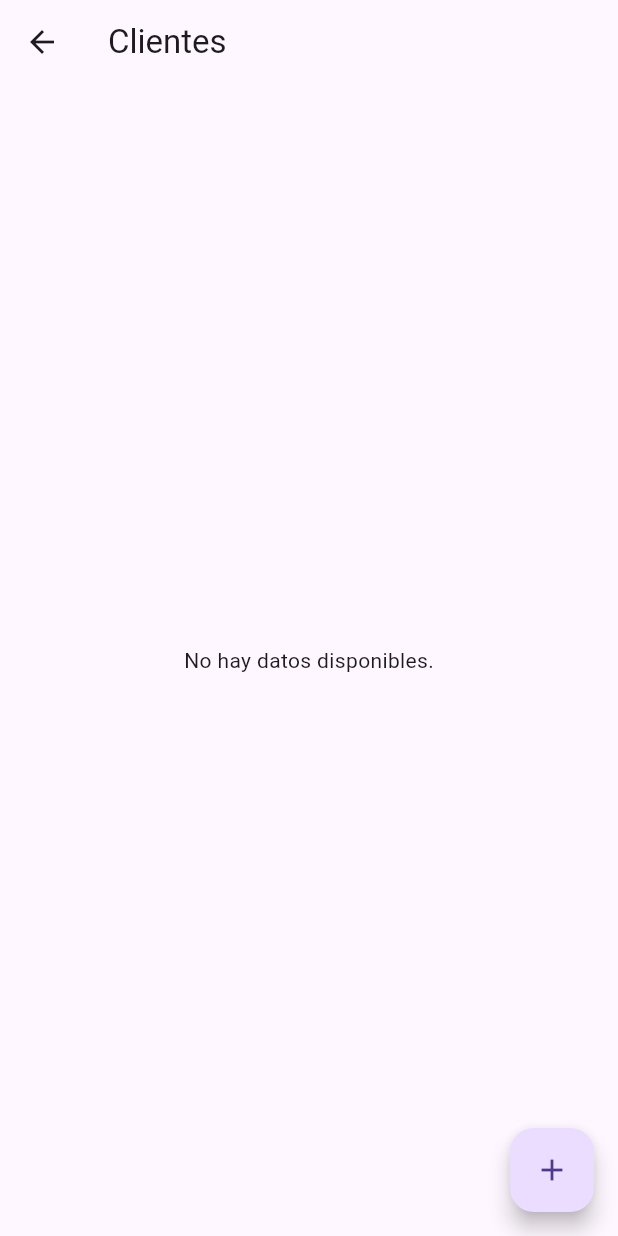
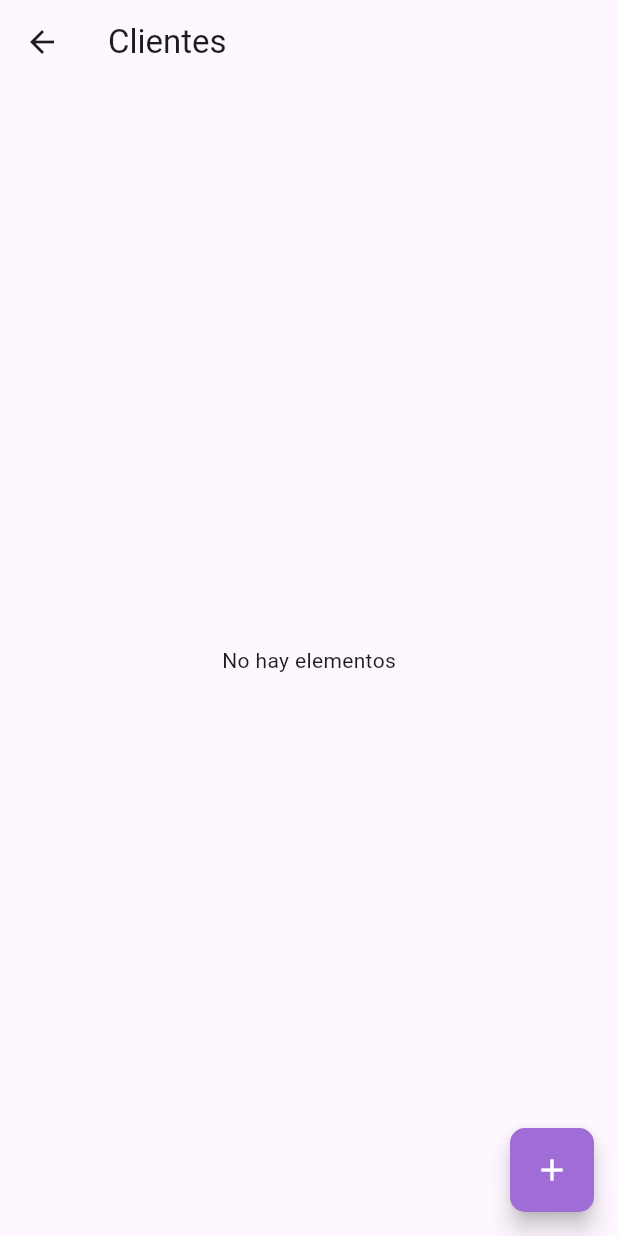
Before and after one commit to MarLiz-SanCam/app_lavanderia, a Flutter app: the GenericListPage screen opened directly, on a phone screen of 412 x 824 dp. Run offline on Flutter 3.47's test engine with Material 3 defaults, Android fonts, the light colour scheme and no system bars.

Commit message:
lots of changes

```diff
--- a/lib/Design/generic_list_style.dart
+++ b/lib/Design/generic_list_style.dart
@@ -1,56 +1,145 @@
 import 'package:flutter/material.dart';
+//FIXME: eliminar esta página generica para las listas y agregar una específica para cada una.
+// Clases de datos
+//DEPRECATED: I´m not using this anymore - Cambiar mañana por las opciones correctas para la funcionalidad requerida
+class Client {
+  final String name;
+  final String phone;
 
-class GenericListPage extends StatelessWidget {
+  Client({required this.name, required this.phone});
+}
+
+class Service {
+  final String name;
+  final String description;
+  final double price;
+
+  Service({required this.name, required this.description, required this.price});
+}
+
+class Order {
+  final String id;
+  final List<Service> services;
+
+  Order({required this.id, required this.services});
+}
+
+// Clase GenericListPage
+class GenericListPage extends StatefulWidget {
   final String title;
-  final Future<List<String>> Function() fetchItems;
-  final Widget Function() formPageBuilder; // Constructor para el formulario
+  final Future<List<dynamic>> Function() fetchItems; // Función para obtener datos
+  final Widget Function() formPageBuilder; // Builder para el formulario
+  final Widget Function(dynamic item) itemBuilder; // Builder para el ListTile
 
   GenericListPage({
     required this.title,
     required this.fetchItems,
     required this.formPageBuilder,
+    required this.itemBuilder,
   });
+
+  @override
+  _GenericListPageState createState() => _GenericListPageState();
+}
+
+class _GenericListPageState extends State<GenericListPage> {
+  late Future<List<dynamic>> _items;
+
+  @override
+  void initState() {
+    super.initState();
+    _items = widget.fetchItems(); // Cargar datos al iniciar
+  }
 
   @override
   Widget build(BuildContext context) {
     return Scaffold(
-      appBar: AppBar(title: Text(title)),
-      body: FutureBuilder<List<String>>(
-        future: fetchItems(),
+      appBar: AppBar(
+        title: Text(widget.title),
+      ),
+      body: FutureBuilder<List<dynamic>>(
+        future: _items,
         builder: (context, snapshot) {
           if (snapshot.connectionState == ConnectionState.waiting) {
             return Center(child: CircularProgressIndicator());
           } else if (snapshot.hasError) {
             return Center(child: Text('Error: ${snapshot.error}'));
           } else if (!snapshot.hasData || snapshot.data!.isEmpty) {
-            return Center(child: Text('No hay datos disponibles.'));
+            return Center(child: Text('No hay elementos'));
           }
 
-          final items = snapshot.data!;
-
-          return ListView.builder(
-            itemCount: items.length,
-            itemBuilder: (context, index) {
-              return ListTile(
-                title: Text(items[index]),
-                onTap: () {
-                  // Acción al tocar el item
-                },
-              );
-            },
+          return ListView(
+            children: snapshot.data!.map((item) => widget.itemBuilder(item)).toList(),
           );
         },
       ),
       floatingActionButton: FloatingActionButton(
         onPressed: () {
-          // Navega a la página de formulario
           Navigator.push(
             context,
-            MaterialPageRoute(builder: (context) => formPageBuilder()),
+            MaterialPageRoute(builder: (context) => widget.formPageBuilder()),
           );
         },
         child: Icon(Icons.add),
       ),
     );
   }
+
+  // Funciones para construir los ListTiles
+  Widget buildClientTile(Client client) {
+    return ListTile(
+      title: Text(client.name, style: TextStyle(fontWeight: FontWeight.bold)),
+      subtitle: Text('Teléfono: ${client.phone}', style: TextStyle(color: Colors.grey[600])),
+      trailing: IconButton(
+        icon: Icon(Icons.phone),
+        onPressed: () {
+          // Acción para llamar al cliente
+        },
+      ),
+      onTap: () {
+        // Acción para ver detalles del cliente
+      },
+    );
+  }
+
+  Widget buildServiceTile(Service service) {
+    return ListTile(
+      title: Text(service.name, style: TextStyle(fontWeight: FontWeight.bold)),
+      subtitle: Text('Descripción: ${service.description}'),
+      trailing: Text('\$${service.price}', style: TextStyle(color: Colors.green)),
+      onTap: () {
+        // Acción para ver detalles del servicio
+      },
+    );
+  }
+
+  Widget buildOrderTile(Order order) {
+    return Card(
+      margin: EdgeInsets.symmetric(vertical: 4.0),
+      child: Padding(
+        padding: const EdgeInsets.all(16.0),
+        child: Column(
+          crossAxisAlignment: CrossAxisAlignment.start,
+          children: [
+            Text('Número de Pedido: #${order.id}', style: TextStyle(fontWeight: FontWeight.bold)),
+            Text('Servicios:'),
+            Column(
+              crossAxisAlignment: CrossAxisAlignment.start,
+              children: order.services.map((service) => Text('- ${service.name}')).toList(),
+            ),
+            Row(
+              mainAxisAlignment: MainAxisAlignment.end,
+              children: [
+                ElevatedButton(onPressed: () {}, child: Text('Cerrar')),
+                SizedBox(width: 8.0),
+                ElevatedButton(onPressed: () {}, child: Text('Cancelar')),
+                SizedBox(width: 8.0),
+                ElevatedButton(onPressed: () {}, child: Text('Modificar')),
+              ],
+            ),
+          ],
+        ),
+      ),
+    );
+  }
 }
--- a/lib/Pages/add_service_form.dart
+++ b/lib/Pages/add_service_form.dart
@@ -1,3 +1,5 @@
+// ignore_for_file: unused_field
+
 import 'package:flutter/material.dart';
 
 class AddServiceForm extends StatefulWidget {
--- a/lib/Pages/system_screen.dart
+++ b/lib/Pages/system_screen.dart
@@ -45,7 +45,7 @@
                         //TODO: agreggar: Lógica para obtener clientes
                         return <String>[]; // Return an empty list for now
                       },
-                      formPageBuilder: () => AddClientsForm(),
+                      formPageBuilder: () => AddClientsForm(), itemBuilder: (item) { return Container(); },
                     ),
                   ),
                 );
@@ -65,7 +65,7 @@
                         //TODO: agregar: Lógica para obtener la lista de servicios
                         return <String>[]; // Return an empty list for now
                       },
-                        formPageBuilder: () => AddServiceForm(),
+                        formPageBuilder: () => AddServiceForm(), itemBuilder: (item) { return Container(); },
                     ),
                   ),
                 );
@@ -84,7 +84,7 @@
                         //TODO: agreggar: Lógica para obtener pedidos
                         return <String>[]; // Return an empty list for now
                       },
-                      formPageBuilder: () => AddOrderForm(),
+                      formPageBuilder: () => AddOrderForm(), itemBuilder: (item) { return Container(); },
                     ),
                   ),
                 );
```
Also changed, not shown: lib/Pages/add_clients_form.dart (+5 -5 lines), lib/main.dart (+19 -7 lines).
